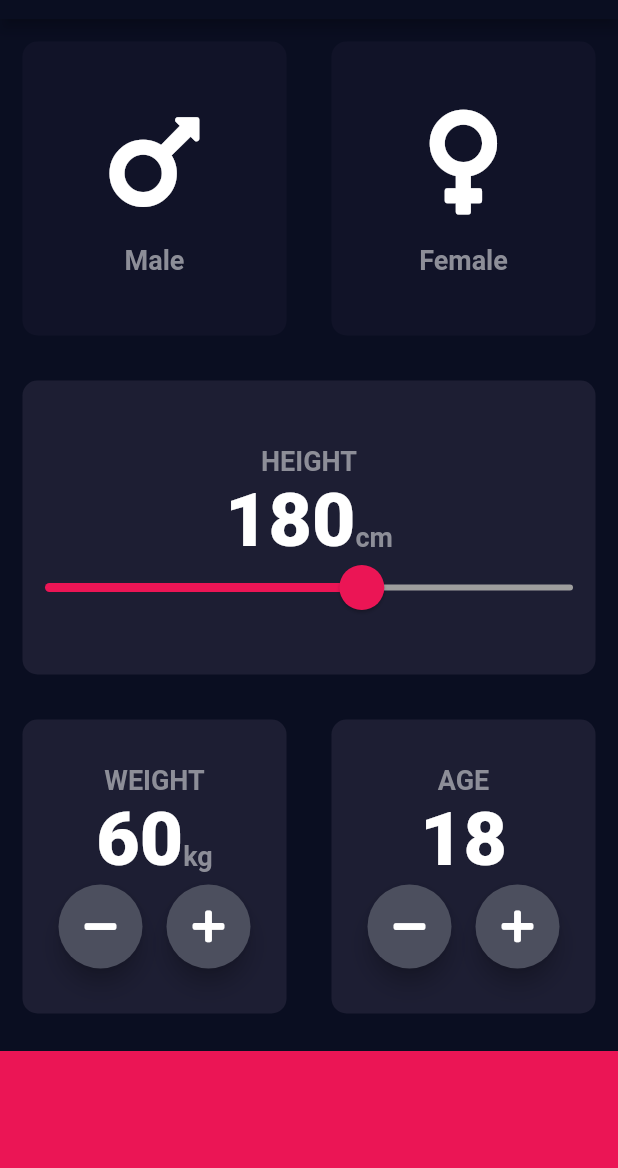
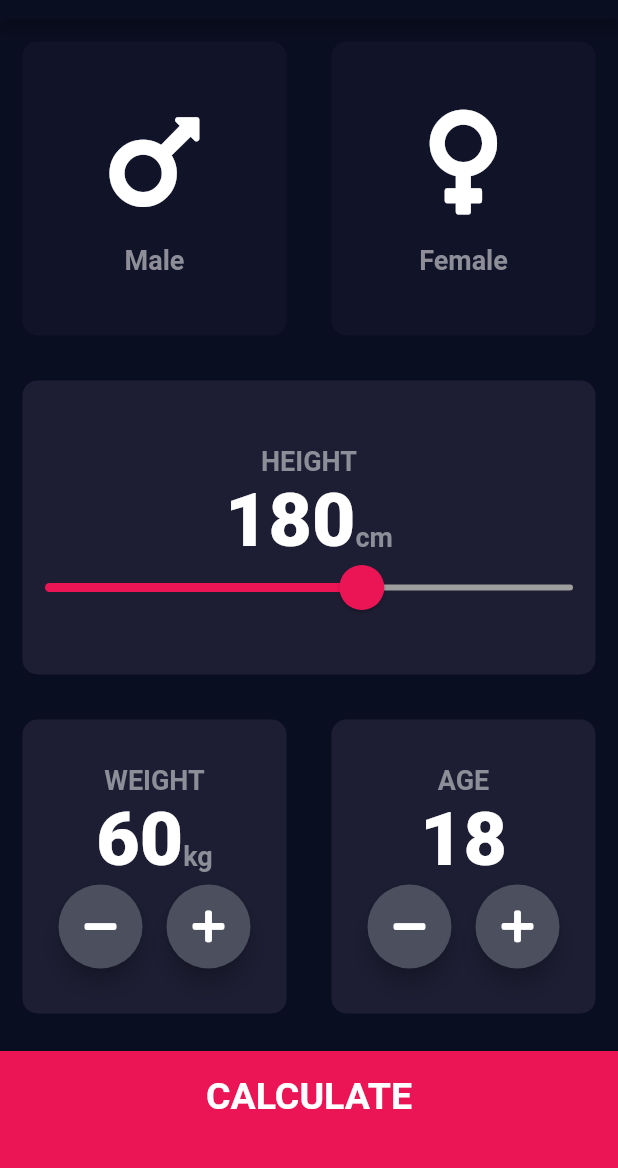
Before and after one commit to rohitpanchalll/bmicalculator-flutter, a Flutter app: the screen it shows after launch, on a phone screen of 412 x 824 dp, the part 65-1233 px from its top. Run offline on Flutter 3.47's test engine with Material 2 defaults, Android fonts, the phone set to English and light mode, and no system bars; our stand-ins replace font_awesome_flutter.

```diff
--- /dev/null
+++ b/lib/components/bottombutton.dart
@@ -0,0 +1,29 @@
+import 'package:flutter/material.dart';
+
+import '../constants.dart';
+
+class BottomButton extends StatelessWidget {
+  BottomButton({@required this.onTap, this.buttonTitle});
+
+  final Function onTap;
+  final String buttonTitle;
+  @override
+  Widget build(BuildContext context) {
+    return GestureDetector(
+      onTap: onTap,
+      child: Container(
+        padding: EdgeInsets.only(bottom: 20.0),
+        child: Center(
+          child: Text(
+            buttonTitle,
+            style: kLargeButtonTextStyle,
+          ),
+        ),
+        color: kInteractiveComponent,
+        height: kBottomContainerHeight,
+        margin: EdgeInsets.only(top: 10.0),
+        width: double.infinity,
+      ),
+    );
+  }
+}
--- a/lib/iconcontent.dart
+++ b/lib/components/iconcontent.dart
@@ -1,6 +1,6 @@
 import 'package:flutter/material.dart';
 
-import 'constants.dart';
+import '../constants.dart';
 
 class IconContent extends StatelessWidget {
   IconContent({this.icon, this.text});
--- /dev/null
+++ b/lib/components/roundiconbutton.dart
@@ -0,0 +1,21 @@
+import 'package:flutter/material.dart';
+
+import '../constants.dart';
+
+class RoundIconButton extends StatelessWidget {
+  RoundIconButton({@required this.icon, this.onPressed});
+  final IconData icon;
+  final Function onPressed;
+
+  @override
+  Widget build(BuildContext context) {
+    return RawMaterialButton(
+      child: Icon(icon),
+      onPressed: onPressed,
+      elevation: 6.0,
+      constraints: BoxConstraints.tightFor(width: 56.0, height: 56.0),
+      shape: CircleBorder(),
+      fillColor: kButtonColor,
+    );
+  }
+}
--- a/lib/constants.dart
+++ b/lib/constants.dart
@@ -10,3 +10,15 @@ const kInteractiveComponent = Color(0xFFEB1555);
 const kActiveCardColor = Color(0xff1D1E33);
 const kInactiveCardColor = Color(0xFF111328);
 const kButtonColor = Color(0xFF4C4F5E);
+
+const kLargeButtonTextStyle =
+    TextStyle(fontSize: 25.0, fontWeight: FontWeight.bold);
+
+const kTitleTextStyle = TextStyle(fontSize: 25.0, fontWeight: FontWeight.bold);
+
+const kResultsTextStyle = TextStyle(
+    color: Color(0xFF24D876), fontSize: 24.0, fontWeight: FontWeight.bold);
+
+const kBmiTextStyle = TextStyle(fontWeight: FontWeight.w900, fontSize: 80.0);
+
+const kBodyTextStyle = TextStyle(fontSize: 22.0, fontWeight: FontWeight.normal);
--- a/lib/main.dart
+++ b/lib/main.dart
@@ -1,6 +1,6 @@
 import 'package:flutter/material.dart';
 
-import 'input_page.dart';
+import 'screens/input_page.dart';
 
 void main() => runApp(BMICalculator());
 
--- a/lib/input_page.dart
+++ b/lib/screens/input_page.dart
@@ -1,9 +1,12 @@
+import 'package:bmi_calculator/screens/resultspage.dart';
 import 'package:flutter/material.dart';
 import 'package:font_awesome_flutter/font_awesome_flutter.dart';
 
-import 'constants.dart';
-import 'iconcontent.dart';
-import 'reusablecard.dart';
+import '../components/bottombutton.dart';
+import '../components/iconcontent.dart';
+import '../components/reusablecard.dart';
+import '../components/roundiconbutton.dart';
+import '../constants.dart';
 
 enum Gender {
   Male,
@@ -224,32 +227,19 @@ class _InputPageState extends State<InputPage> {
               ],
             ),
           ),
-          Container(
-            color: kInteractiveComponent,
-            height: kBottomContainerHeight,
-            margin: EdgeInsets.only(top: 10.0),
-            width: double.infinity,
-          )
+          BottomButton(
+            buttonTitle: 'CALCULATE',
+            onTap: () {
+              Navigator.push(
+                context,
+                MaterialPageRoute(
+                  builder: (context) => ResultsPage(),
+                ),
+              );
+            },
+          ),
         ],
       ),
     );
   }
 }
-
-class RoundIconButton extends StatelessWidget {
-  RoundIconButton({@required this.icon, this.onPressed});
-  final IconData icon;
-  final Function onPressed;
-
-  @override
-  Widget build(BuildContext context) {
-    return RawMaterialButton(
-      child: Icon(icon),
-      onPressed: onPressed,
-      elevation: 6.0,
-      constraints: BoxConstraints.tightFor(width: 56.0, height: 56.0),
-      shape: CircleBorder(),
-      fillColor: kButtonColor,
-    );
-  }
-}
```
Also changed, not shown: lib/screens/resultspage.dart (added, +64 -0 lines), lib/components/reusablecard.dart (renamed from lib/reusablecard.dart).
